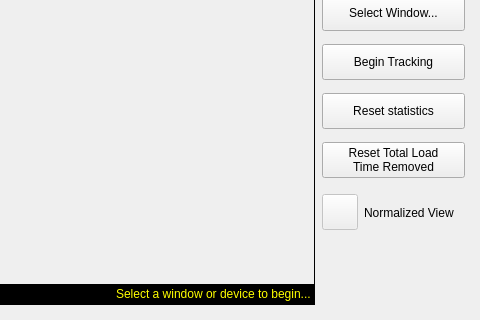
Before: the Qt Designer form res/zdcurtain.ui in goth-uhaul/zdcurtain, drawn with Qt 5; both pictures show x 336 to 816 and y 85 to 405 of the 816 by 880 pixel window.
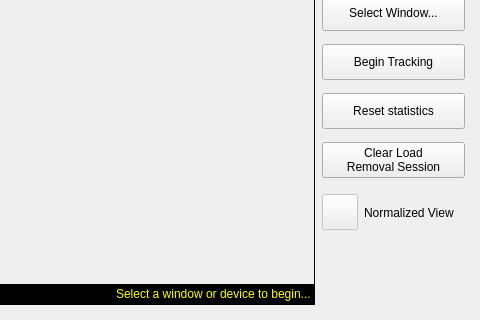
After: the same form once the commit is applied. Icons and pictures are not drawn.

```diff
--- a/res/zdcurtain.ui
+++ b/res/zdcurtain.ui
@@ -1550,8 +1550,8 @@
         <enum>Qt::FocusPolicy::NoFocus</enum>
        </property>
        <property name="text">
-        <string>Reset Total Load 
-Time Removed</string>
+        <string>Clear Load
+Removal Session</string>
        </property>
       </widget>
      </item>
```
Left out of the diff: 2 changed lines with no effect on the pictures.
